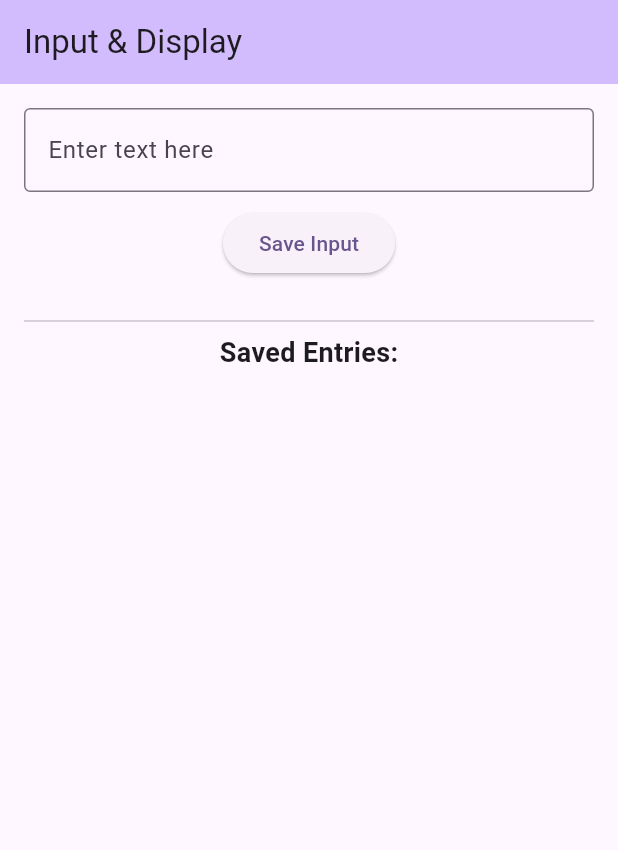
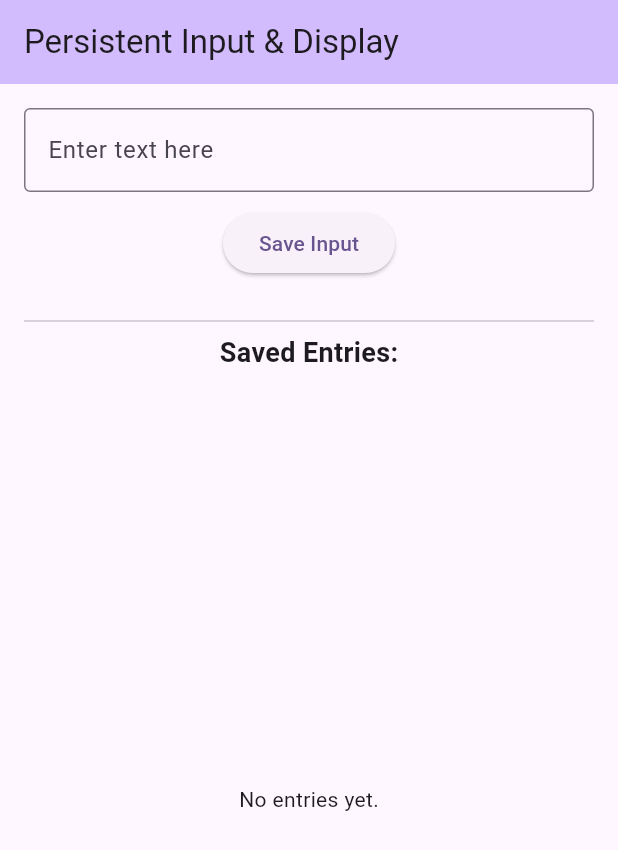
Before and after one commit to AndrewBert/log-everything, a Flutter app: the screen it shows after launch, on a phone screen of 412 x 824 dp. Shown: the top 850 px of the screen. Run offline on Flutter 3.47's test engine with Material 3 defaults, Android fonts, the phone set to English and light mode, and no system bars; our stand-ins replace shared_preferences.

Commit message:
shared prefs

```diff
--- a/lib/main.dart
+++ b/lib/main.dart
@@ -1,4 +1,5 @@
 import 'package:flutter/material.dart';
+import 'package:shared_preferences/shared_preferences.dart'; // Import shared_preferences
 import 'data_store.dart'; // Import the data store
 
 void main() {
@@ -11,12 +12,12 @@ class MyApp extends StatelessWidget {
   @override
   Widget build(BuildContext context) {
     return MaterialApp(
-      title: 'Input App',
+      title: 'Persistent Input App',
       theme: ThemeData(
         colorScheme: ColorScheme.fromSeed(seedColor: Colors.deepPurple),
         useMaterial3: true,
       ),
-      home: const MyHomePage(title: 'Input & Display'),
+      home: const MyHomePage(title: 'Persistent Input & Display'),
     );
   }
 }
@@ -32,6 +33,14 @@ class MyHomePage extends StatefulWidget {
 
 class _MyHomePageState extends State<MyHomePage> {
   final TextEditingController _textController = TextEditingController();
+  static const String _entriesKey =
+      'saved_entries'; // Key for SharedPreferences
+
+  @override
+  void initState() {
+    super.initState();
+    _loadEntries(); // Load entries when the widget initializes
+  }
 
   @override
   void dispose() {
@@ -39,15 +48,29 @@ class _MyHomePageState extends State<MyHomePage> {
     super.dispose();
   }
 
+  // Function to load entries from SharedPreferences
+  Future<void> _loadEntries() async {
+    final prefs = await SharedPreferences.getInstance();
+    // Try reading the list of strings. If it doesn't exist, default to an empty list.
+    final savedEntries = prefs.getStringList(_entriesKey) ?? [];
+    setState(() {
+      allEntries = savedEntries; // Update the global list in data_store
+      print('Loaded ${allEntries.length} entries.');
+    });
+  }
+
+  // Function to save entries to SharedPreferences
+  Future<void> _saveEntries() async {
+    final prefs = await SharedPreferences.getInstance();
+    await prefs.setStringList(_entriesKey, allEntries); // Save the current list
+    print('Saved ${allEntries.length} entries.');
+  }
+
   void _handleInput() {
     final String currentInput = _textController.text;
     if (currentInput.isNotEmpty) {
       setState(() {
-        // Call setState to trigger UI rebuild
-        allEntries.add(currentInput);
-        print('Saved entry: $currentInput');
-        print('Current entries: $allEntries');
-
+        allEntries.add(currentInput); // Add to the in-memory list
         _textController.clear();
 
         ScaffoldMessenger.of(context).showSnackBar(
@@ -57,6 +80,7 @@ class _MyHomePageState extends State<MyHomePage> {
           ),
         );
       });
+      _saveEntries(); // Save the updated list persistently
     } else {
       ScaffoldMessenger.of(
         context,
@@ -73,7 +97,6 @@ class _MyHomePageState extends State<MyHomePage> {
       ),
       body: Padding(
         padding: const EdgeInsets.all(16.0),
-        // Use a Column to layout input area and list vertically
         child: Column(
           children: <Widget>[
             // Input Area
@@ -86,16 +109,13 @@ class _MyHomePageState extends State<MyHomePage> {
               ),
               onSubmitted: (_) => _handleInput(),
             ),
-            const SizedBox(height: 10), // Reduced space
+            const SizedBox(height: 10),
             ElevatedButton(
               onPressed: _handleInput,
               child: const Text('Save Input'),
             ),
-            const SizedBox(height: 20), // Space before the list
-            // Divider
+            const SizedBox(height: 20),
             const Divider(),
-
-            // Header for the list
             const Text(
               'Saved Entries:',
               style: TextStyle(fontSize: 18, fontWeight: FontWeight.bold),
@@ -104,18 +124,21 @@ class _MyHomePageState extends State<MyHomePage> {
 
             // List Display Area
             Expanded(
-              // Allows the ListView to take available space
-              child: ListView.builder(
-                itemCount: allEntries.length,
-                itemBuilder: (context, index) {
-                  // Get the entry in reverse order to show newest first
-                  final entry = allEntries[allEntries.length - 1 - index];
-                  return ListTile(
-                    title: Text(entry),
-                    dense: true, // Make list items a bit smaller
-                  );
-                },
-              ),
+              child:
+                  allEntries.isEmpty
+                      ? const Center(
+                        child: Text('No entries yet.'),
+                      ) // Show message if list is empty
+                      : ListView.builder(
+                        itemCount: allEntries.length,
+                        itemBuilder: (context, index) {
+                          final entry =
+                              allEntries[allEntries.length -
+                                  1 -
+                                  index]; // Show newest first
+                          return ListTile(title: Text(entry), dense: true);
+                        },
+                      ),
             ),
           ],
         ),
--- a/pubspec.yaml
+++ b/pubspec.yaml
@@ -34,6 +34,7 @@ dependencies:
   # The following adds the Cupertino Icons font to your application.
   # Use with the CupertinoIcons class for iOS style icons.
   cupertino_icons: ^1.0.8
+  shared_preferences: ^2.5.3
 
 dev_dependencies:
   flutter_test:
```
Also changed, not shown: pubspec.lock.
